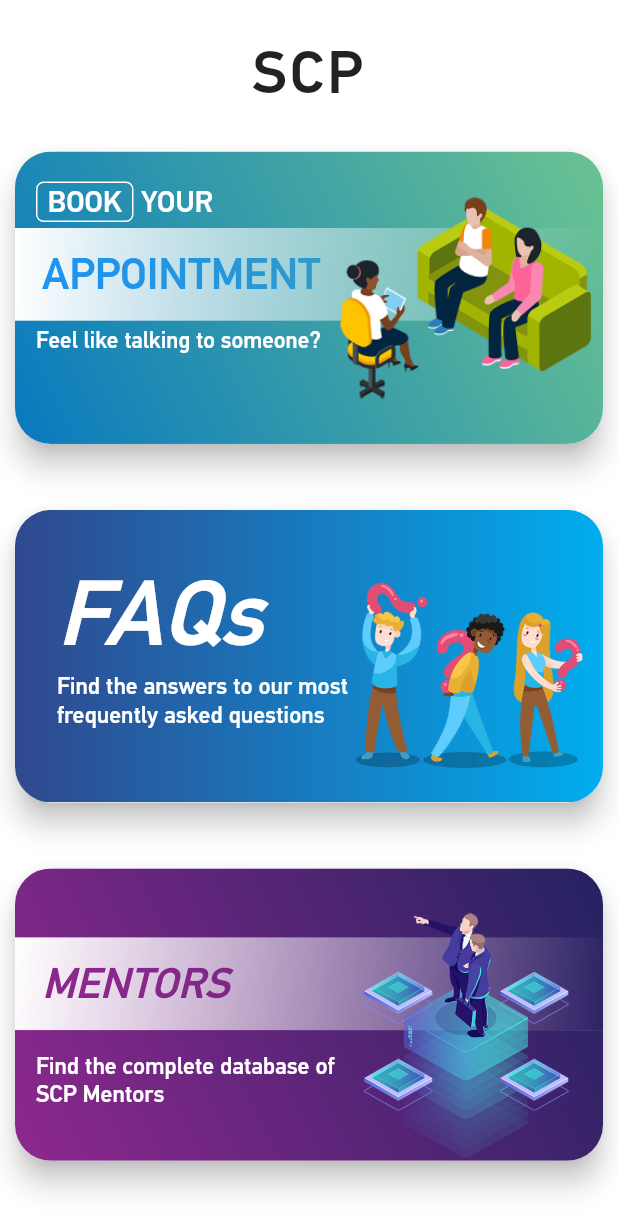
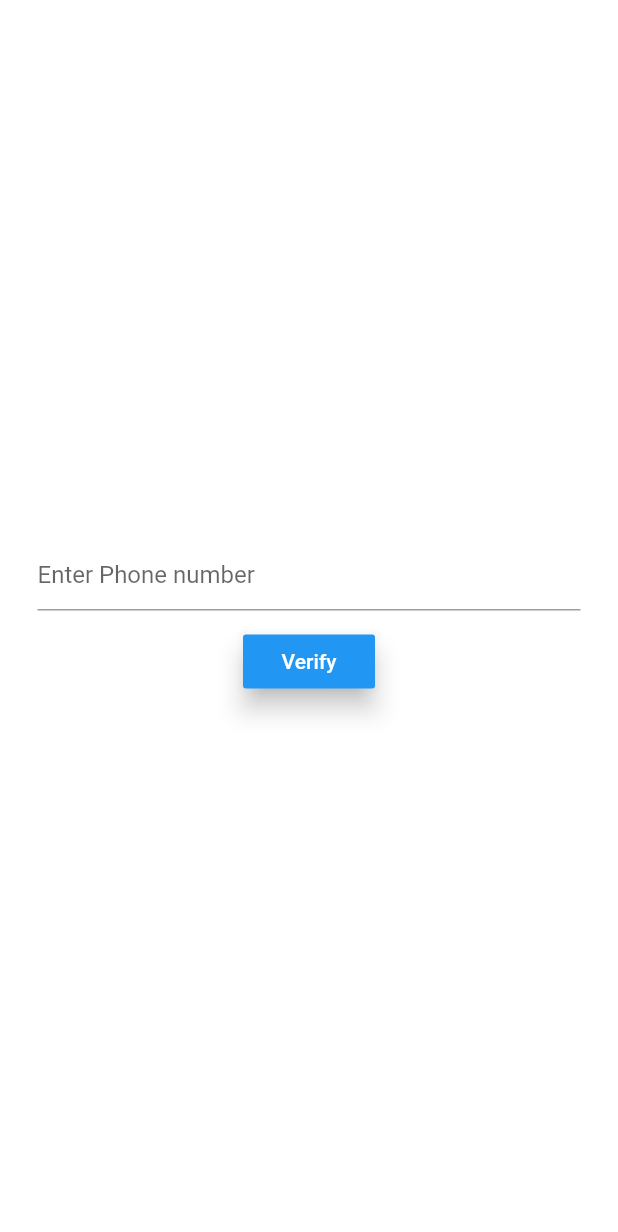
Before and after one commit to cmobiledev5/Institute-Counselling-mobile-app, a Flutter app: the screen it shows after launch, on a phone screen of 412 x 824 dp. Shown: the top 1232 px of the screen. Run offline on Flutter 3.47's test engine with Material 2 defaults, Android fonts, the phone set to English and light mode, and no system bars; our stand-ins replace firebase_auth, firebase_database; accounts and stored records are empty.

Commit message:
Phone Auth implemented. Login persistence required
Signed-off-by: Thesmader <dsmarak17@gmail.com>

```diff
--- a/scp/lib/login.dart
+++ b/scp/lib/login.dart
@@ -0,0 +1,52 @@
+import 'package:flutter/material.dart';
+
+import 'firebaseAuthHelper.dart';
+
+class Login extends StatefulWidget {
+  @override
+  _LoginState createState() => _LoginState();
+}
+
+class _LoginState extends State<Login> {
+  final phoneController = TextEditingController();
+
+  @override
+  void dispose() {
+    phoneController.dispose();
+    super.dispose();
+  }
+
+  String phoneNumber;
+
+  @override
+  Widget build(BuildContext context) {
+    return Scaffold(
+      backgroundColor: Colors.white,
+      body: Center(
+        child: Container(
+            padding: EdgeInsets.all(25.0),
+            child: Column(
+              mainAxisAlignment: MainAxisAlignment.center,
+              children: <Widget>[
+                TextField(
+                  decoration: InputDecoration(hintText: 'Enter Phone number'),
+                  onChanged: (value) {
+                    this.phoneNumber = value;
+                  },
+                  controller: phoneController,
+                ),
+                SizedBox(height: 10.0),
+                RaisedButton(
+                    onPressed: () {
+                      ScpAuth(context).verifyPhone(phoneController.text);
+                    },
+                    child: Text('Verify'),
+                    textColor: Colors.white,
+                    elevation: 7.0,
+                    color: Colors.blue),
+              ],
+            )),
+      ),
+    );
+  }
+}
--- a/scp/lib/main.dart
+++ b/scp/lib/main.dart
@@ -1,6 +1,7 @@
 import 'package:flutter/material.dart';
 import 'package:flutter/services.dart';
 import 'package:scp/cards.dart';
+import 'package:scp/login.dart';
 import 'package:scp/gradients.dart';
 
 void main() => runApp(MyApp());
@@ -11,10 +12,14 @@ class MyApp extends StatelessWidget {
     SystemChrome.setEnabledSystemUIOverlays([]);
     return MaterialApp(
       title: 'SCP Demo',
+      routes: <String, WidgetBuilder>{
+        '/homePage': (BuildContext context) => HomePage(title: 'SCP Home Page'),
+        '/landingPage': (BuildContext context) => Login(),
+      },
       theme: ThemeData(
         primarySwatch: Colors.blue,
       ),
-      home: HomePage(title: 'SCP Home Page'),
+      home: Login(),
     );
   }
 }
@@ -44,7 +49,11 @@ class _HomePageState extends State<HomePage> {
             child: Text(
               'SCP',
               textAlign: TextAlign.center,
-              style: TextStyle(fontSize: 40.0, fontWeight: FontWeight.w500, fontFamily: 'PfDin',letterSpacing: 2),
+              style: TextStyle(
+                  fontSize: 40.0,
+                  fontWeight: FontWeight.w500,
+                  fontFamily: 'PfDin',
+                  letterSpacing: 2),
             ),
           ),
           appointmentCard(context, queryWidth, textScaleFactor),
--- a/scp/pubspec.yaml
+++ b/scp/pubspec.yaml
@@ -15,6 +15,8 @@ environment:
 dependencies:
   flutter:
     sdk: flutter
+  firebase_database: ^3.0.3
+  firebase_auth: ^0.11.1
 
   # The following adds the Cupertino Icons font to your application.
   # Use with the CupertinoIcons class for iOS style icons.
```
Also changed, not shown: scp/lib/cards.dart (+19 -1 lines), scp/lib/firebaseAuthHelper.dart (+95 -0 lines), scp/lib/firebaseDBHandler.dart (+30 -0 lines), 3 other files.
